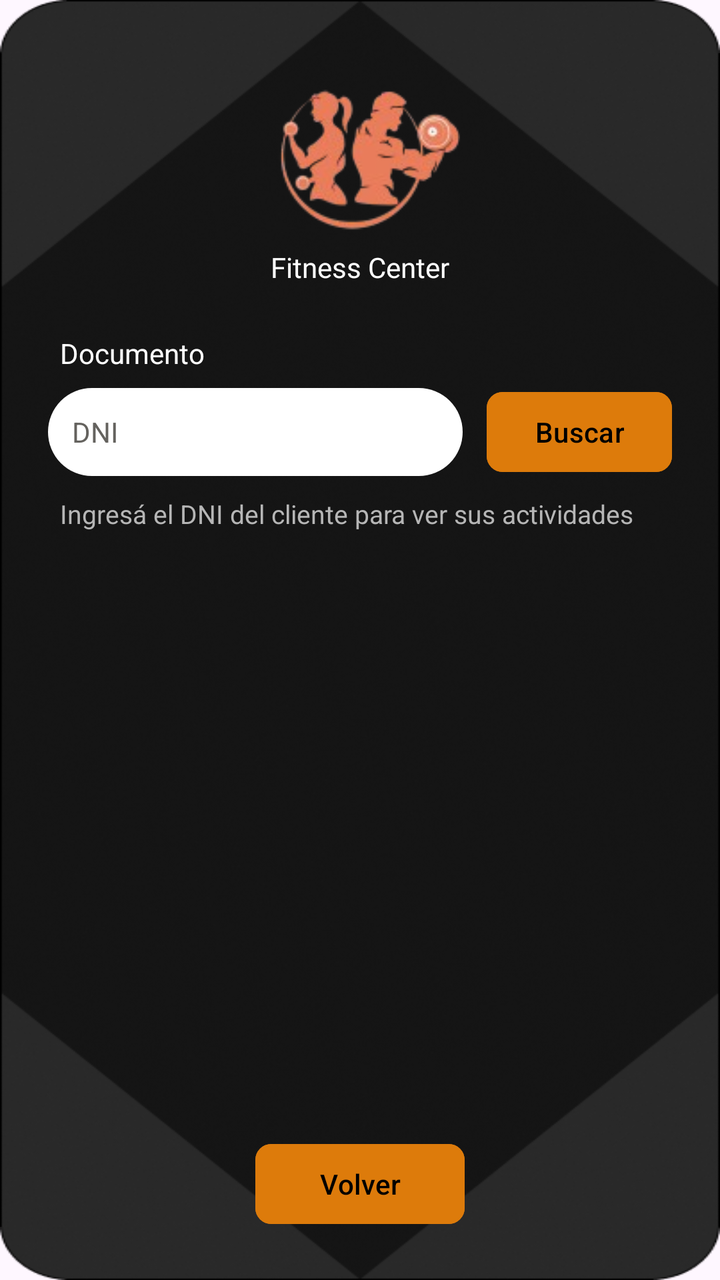
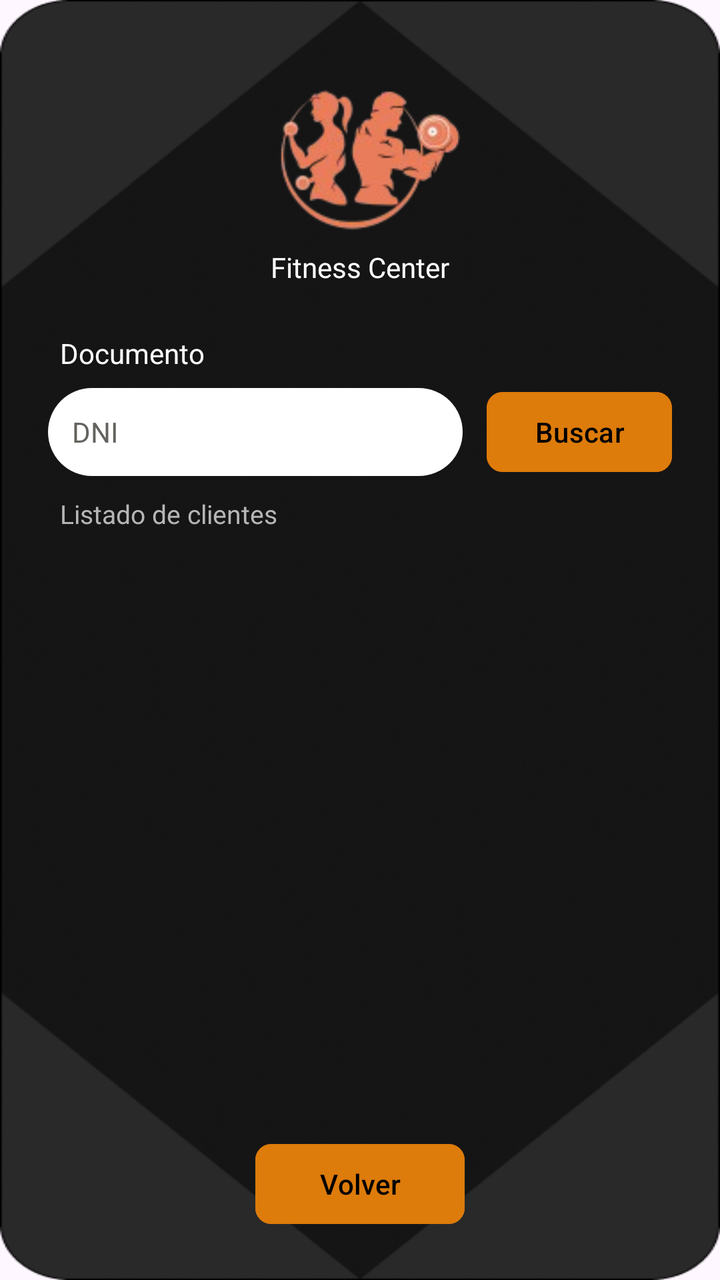

Before-and-after screenshots of an Android layout around one commit, followed by the original layout XML and the change that was made.
<!-- AndroidManifest.xml: application theme Theme.ClubDeportivo_Equipo1 -->
<!-- res/layout/activity_listado_clientes.xml -->
<?xml version="1.0" encoding="utf-8"?>
<androidx.constraintlayout.widget.ConstraintLayout xmlns:android="http://schemas.android.com/apk/res/android"
    xmlns:app="http://schemas.android.com/apk/res-auto"
    xmlns:tools="http://schemas.android.com/tools"
    android:id="@+id/main"
    android:layout_width="match_parent"
    android:layout_height="match_parent"
    android:background="@drawable/fondo_app"
    tools:context=".ListadoClientesActivity">

    <LinearLayout
        android:id="@+id/listadoClientes"
        android:layout_width="match_parent"
        android:layout_height="match_parent"
        android:padding="24dp"
        android:orientation="vertical"
        android:gravity="center_horizontal">

        <ImageView
            android:layout_width="100dp"
            android:layout_height="100dp"
            android:src="@drawable/logo_fitness"/>

        <TextView
            android:layout_width="match_parent"
            android:layout_height="wrap_content"
            android:text="Fitness Center"
            android:textSize="14sp"
            android:gravity="center"
            android:textColor="@color/white"
            android:fontFamily="@font/letra_marca"
            android:layout_marginBottom="24dp"/>

        
        <TextView
            android:layout_width="match_parent"
            android:layout_height="wrap_content"
            android:text="Documento"
            android:textColor="@color/white"
            android:textSize="14sp"
            android:layout_marginStart="4dp"
            android:layout_marginBottom="6dp"/>

        <LinearLayout
            android:layout_width="match_parent"
            android:layout_height="wrap_content"
            android:gravity="center_vertical"
            android:orientation="horizontal"
            android:layout_marginBottom="8dp">

            <EditText
                android:id="@+id/etBuscarDni"
                android:layout_width="0dp"
                android:layout_height="44dp"
                android:layout_weight="1"
                android:background="@drawable/contenedor_login"
                android:hint="DNI"
                android:imeOptions="actionSearch"
                android:inputType="number"
                android:maxLength="8"
                android:paddingHorizontal="12dp"
                android:textColor="@color/black"
                android:textColorHint="@color/texto_home"
                android:textSize="14sp"/>

            <Button
                android:id="@+id/btnBuscar"
                android:layout_width="wrap_content"
                android:layout_height="wrap_content"
                android:layout_marginStart="12dp"
                android:text="Buscar"
                android:backgroundTint="@color/botones"
                android:textColor="@color/black"
                app:cornerRadius="8dp"/>
        </LinearLayout>

        <TextView
            android:id="@+id/tvMensaje"
            android:text="Ingresá el DNI del cliente para ver sus actividades"
            android:layout_width="match_parent"
            android:layout_height="wrap_content"
            android:textColor="@color/campos_login"
            android:textSize="13sp"
            android:layout_marginStart="4dp"
            android:layout_marginBottom="10dp"/>

        <ScrollView
            android:layout_width="match_parent"
            android:layout_height="0dp"
            android:layout_weight="1"
            android:layout_marginBottom="12dp">

            <LinearLayout
                android:id="@+id/contenedorClientes"
                android:layout_width="match_parent"
                android:layout_height="wrap_content"
                android:orientation="vertical"/>
        </ScrollView>

        <Button
            android:id="@+id/btnVolver"
            android:layout_width="wrap_content"
            android:layout_height="wrap_content"
            android:paddingHorizontal="32dp"
            android:text="Volver"
            android:backgroundTint="@color/botones"
            android:textColor="@color/black"
            app:cornerRadius="8dp"/>
    </LinearLayout>

</androidx.constraintlayout.widget.ConstraintLayout>
<!-- resources referenced by this layout -->
<resources>
  <color name="black">#FF000000</color>
  <color name="botones">#DD7B0B</color>
  <color name="campos_login">#B6B6B6</color>
  <color name="texto_home">#64625E</color>
  <color name="white">#FFFFFFFF</color>
  <!-- drawable contenedor_login (drawable) -->
  <?xml version="1.0" encoding="utf-8"?>
  <shape xmlns:android="http://schemas.android.com/apk/res/android"
      android:shape="rectangle">
      <solid android:color="@android:color/white" />
      <corners
          android:topLeftRadius="32dp"
          android:topRightRadius="32dp"
          android:bottomLeftRadius="32dp"
          android:bottomRightRadius="32dp" />
  </shape>
  <!-- drawable fondo_app: png bitmap (drawable, 104911 bytes) -->
  <!-- drawable logo_fitness: png bitmap (drawable, 13747 bytes) -->
  <style name="Theme.ClubDeportivo_Equipo1" parent="Base.Theme.ClubDeportivo_Equipo1" />
  <style name="Base.Theme.ClubDeportivo_Equipo1" parent="Theme.Material3.DayNight.NoActionBar">
          
          
      </style>
</resources>

<!-- the commit's change to res/layout/activity_listado_clientes.xml (unified diff, before → after) -->
@@ -76,7 +76,7 @@
 
         <TextView
             android:id="@+id/tvMensaje"
-            android:text="Ingresá el DNI del cliente para ver sus actividades"
+            android:text="Listado de clientes"
             android:layout_width="match_parent"
             android:layout_height="wrap_content"
             android:textColor="@color/campos_login"
@@ -84,18 +84,12 @@
             android:layout_marginStart="4dp"
             android:layout_marginBottom="10dp"/>
 
-        <ScrollView
+        <androidx.recyclerview.widget.RecyclerView
+            android:id="@+id/rvClientes"
             android:layout_width="match_parent"
             android:layout_height="0dp"
             android:layout_weight="1"
-            android:layout_marginBottom="12dp">
-
-            <LinearLayout
-                android:id="@+id/contenedorClientes"
-                android:layout_width="match_parent"
-                android:layout_height="wrap_content"
-                android:orientation="vertical"/>
-        </ScrollView>
+            android:layout_marginBottom="12dp"/>
 
         <Button
             android:id="@+id/btnVolver"
